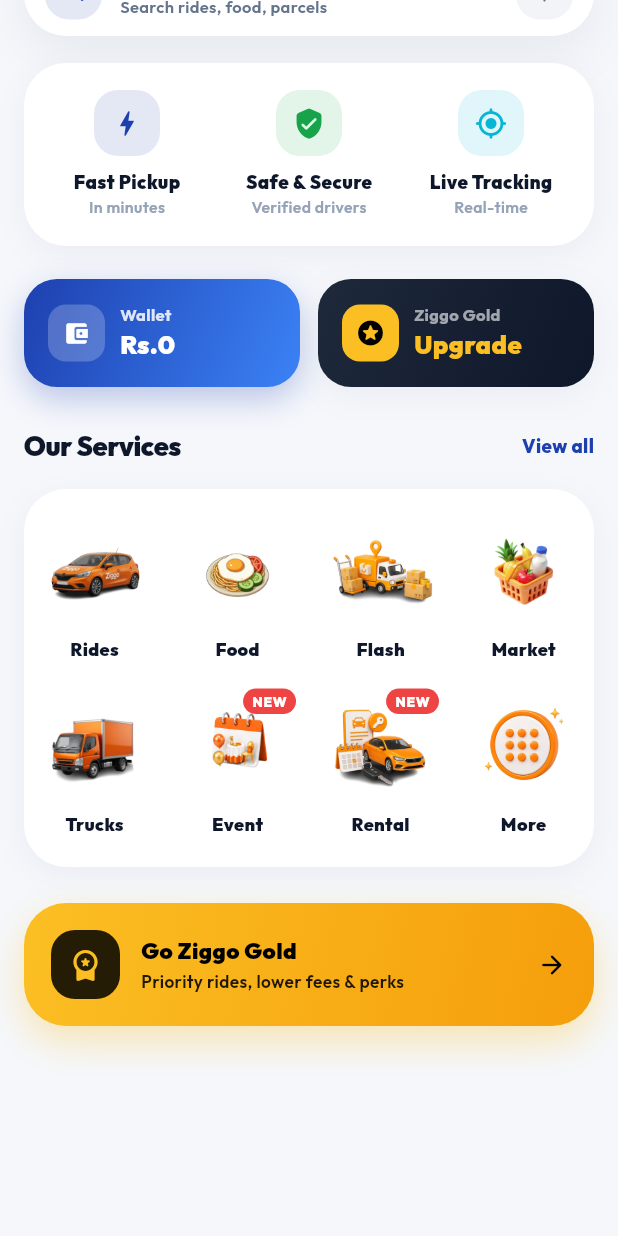
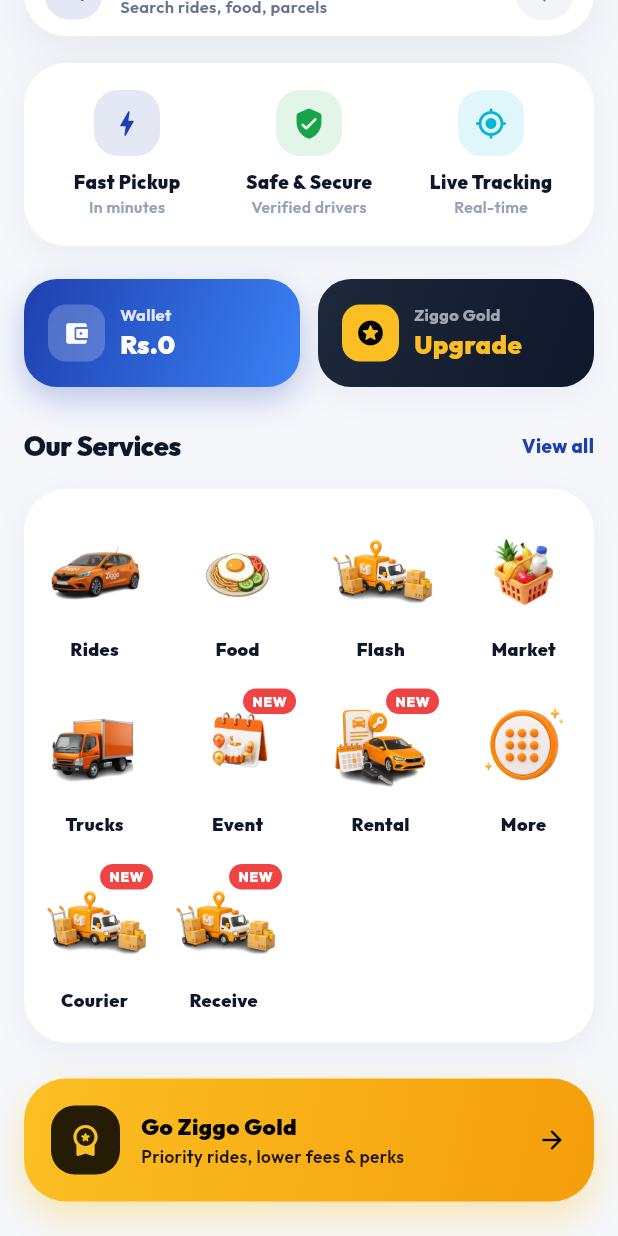
Before and after one commit to Hashnate/ziggo, a Flutter app: the HomeScreen screen opened directly, scrolled down 346 dp, on a phone screen of 412 x 824 dp. Run offline on Flutter 3.47's test engine with Material 3 defaults, Android fonts, the phone set to English and light mode, and no system bars; our stand-ins replace dio, flutter_dotenv, flutter_secure_storage, geolocator, google_fonts, google_maps_flutter and 4 more; missing offline and left inert: dart:html; accounts and stored records are empty; network calls fail.

Commit message:
driver flash

```diff
--- a/ziggo_app/lib/modules/customer/screens/home_screen.dart
+++ b/ziggo_app/lib/modules/customer/screens/home_screen.dart
@@ -110,6 +110,16 @@
               onFood: () => _open(const FoodHomeScreen()),
               onFlash: () => _open(const FlashHomeScreen()),
               onMarket: () => _open(const MarketHomeScreen()),
+              // BRD: PR-03 / PR-05 / PR-07 — three new delivery surfaces
+              onCourier: () => _open(
+                const FlashHomeScreen(mode: ParcelFlowMode.courier),
+              ),
+              onReceive: () => _open(
+                const FlashHomeScreen(mode: ParcelFlowMode.receive),
+              ),
+              onTruck: () => _open(
+                const FareEstimateScreen(initialServiceType: 'truck'),
+              ),
             ),
             const SizedBox(height: 24),
             _GoldStrip(onTap: () => _open(const SubscriptionScreen())),
@@ -771,11 +781,18 @@
   final VoidCallback onFood;
   final VoidCallback onFlash;
   final VoidCallback onMarket;
+  // BRD: PR-03 / PR-05 / PR-07
+  final VoidCallback onCourier;
+  final VoidCallback onReceive;
+  final VoidCallback onTruck;
   const _ServicesGrid({
     required this.onRide,
     required this.onFood,
     required this.onFlash,
     required this.onMarket,
+    required this.onCourier,
+    required this.onReceive,
+    required this.onTruck,
   });
 
   @override
@@ -821,7 +838,9 @@
                 icon: Icons.local_shipping_rounded,
                 imageAsset: 'assets/icons/truck.png',
                 label: 'Trucks',
-                onTap: onRide,
+                // BRD: PR-07 — Truck delivery (reuses fare-estimate flow
+                // with Truck vehicle pre-selected via initialServiceType).
+                onTap: onTruck,
               ),
               GradientServiceTile(
                 icon: Icons.event_rounded,
@@ -851,6 +870,28 @@
                 icon: Icons.apps_rounded,
                 imageAsset: 'assets/icons/more.png',
                 label: 'More',
+              ),
+            ],
+          ),
+          const SizedBox(height: 22),
+          // BRD: PR-03 + PR-05 — long-distance courier + receive-items.
+          Row(
+            mainAxisAlignment: MainAxisAlignment.start,
+            children: [
+              GradientServiceTile(
+                icon: Icons.inventory_2_rounded,
+                imageAsset: 'assets/icons/flash.png',
+                label: 'Courier',
+                isNew: true,
+                onTap: onCourier,
+              ),
+              const SizedBox(width: 16),
+              GradientServiceTile(
+                icon: Icons.move_to_inbox_rounded,
+                imageAsset: 'assets/icons/flash.png',
+                label: 'Receive',
+                isNew: true,
+                onTap: onReceive,
               ),
             ],
           ),
```
Also changed, not shown: ziggo_app/lib/modules/customer/booking_provider.dart (+27 -0 lines), ziggo_app/lib/modules/customer/screens/fare_estimate_screen.dart (+9 -1 lines), ziggo_app/lib/modules/customer/screens/flash_home_screen.dart (+37 -8 lines), ziggo_app/lib/modules/driver/screens/driver_home_screen.dart (+34 -12 lines).
